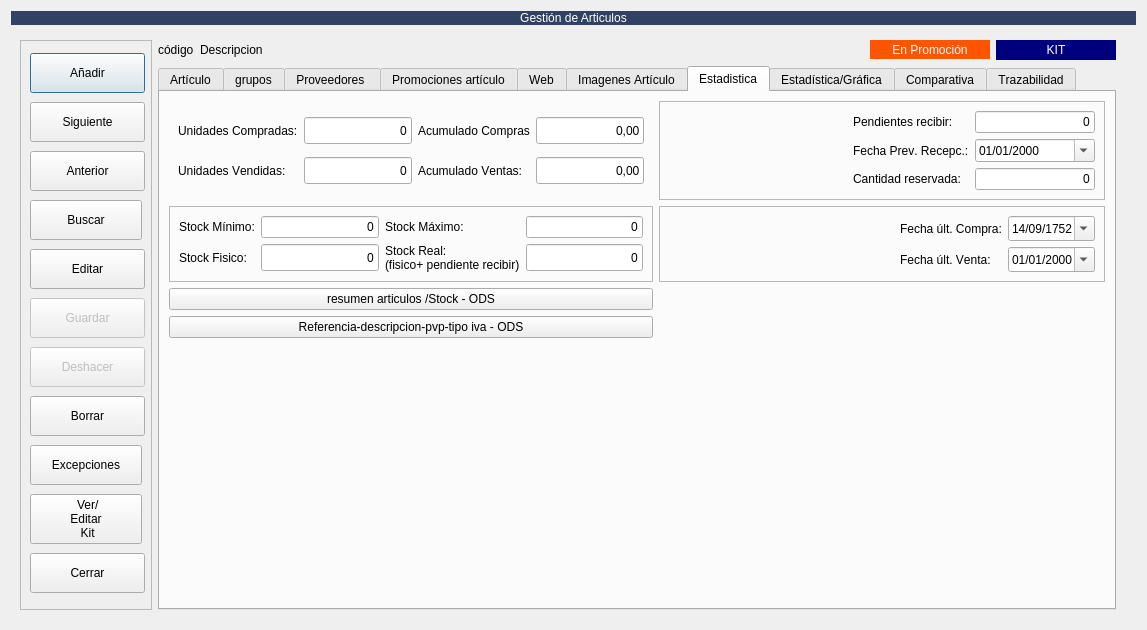
The window that RedFoX/Almacen/frmarticulos.ui (arcnexus/RedFoX) describes before a commit, drawn with Qt 5.
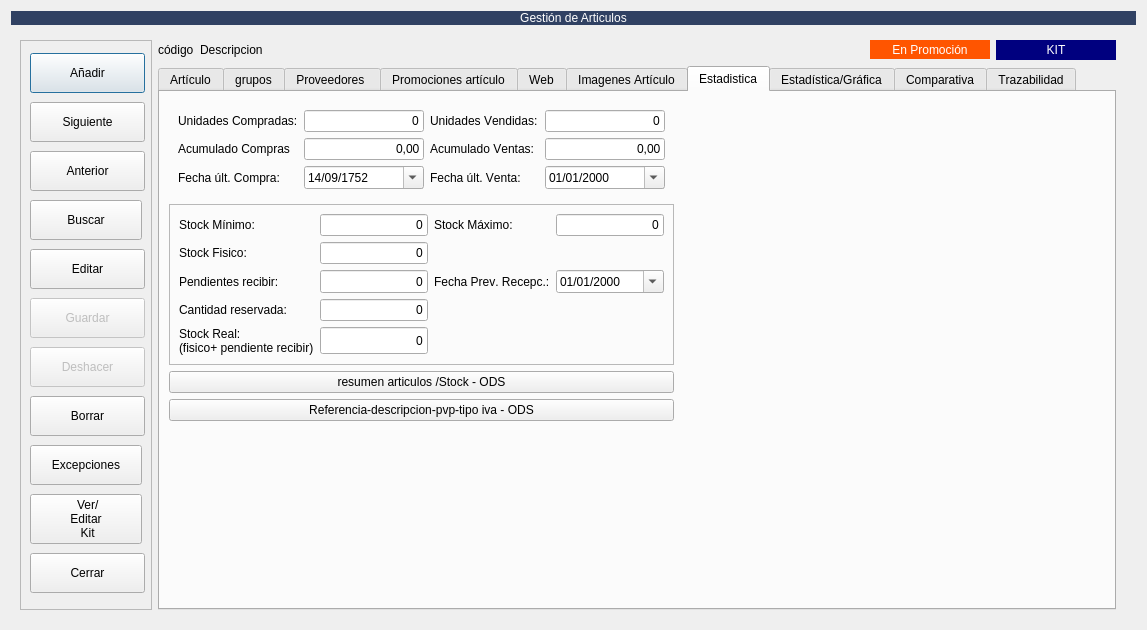
The same window after the commit. The open tabs and pages were chosen to show the change. Icons and pictures are not drawn. Custom widgets are drawn as their Qt base class.

Diff of the .ui file:
```diff
--- a/RedFoX/Almacen/frmarticulos.ui
+++ b/RedFoX/Almacen/frmarticulos.ui
@@ -2907,96 +2907,6 @@
            <string>Estadistica</string>
           </attribute>
           <layout class="QGridLayout" name="gridLayout_37">
-           <item row="1" column="1">
-            <widget class="QFrame" name="frame_25">
-             <property name="frameShape">
-              <enum>QFrame::StyledPanel</enum>
-             </property>
-             <property name="frameShadow">
-              <enum>QFrame::Raised</enum>
-             </property>
-             <layout class="QGridLayout" name="gridLayout_36">
-              <item row="1" column="2">
-               <widget class="QDateEdit" name="txtfechaUltimaVenta">
-                <property name="enabled">
-                 <bool>true</bool>
-                </property>
-                <property name="maximumSize">
-                 <size>
-                  <width>120</width>
-                  <height>27</height>
-                 </size>
-                </property>
-                <property name="displayFormat">
-                 <string>dd/MM/yyyy</string>
-                </property>
-                <property name="calendarPopup">
-                 <bool>true</bool>
-                </property>
-               </widget>
-              </item>
-              <item row="0" column="2">
-               <widget class="QDateEdit" name="txtfecha_fecha_ultima_compra">
-                <property name="enabled">
-                 <bool>true</bool>
-                </property>
-                <property name="sizePolicy">
-                 <sizepolicy hsizetype="Minimum" vsizetype="Preferred">
-                  <horstretch>0</horstretch>
-                  <verstretch>0</verstretch>
-                 </sizepolicy>
-                </property>
-                <property name="maximumSize">
-                 <size>
-                  <width>120</width>
-                  <height>27</height>
-                 </size>
-                </property>
-                <property name="displayFormat">
-                 <string>dd/MM/yyyy</string>
-                </property>
-                <property name="calendarPopup">
-                 <bool>true</bool>
-                </property>
-                <property name="date">
-                 <date>
-                  <year>1752</year>
-                  <month>9</month>
-                  <day>14</day>
-                 </date>
-                </property>
-               </widget>
-              </item>
-              <item row="1" column="1">
-               <widget class="QLabel" name="label_34">
-                <property name="text">
-                 <string>Fecha últ. Venta:</string>
-                </property>
-               </widget>
-              </item>
-              <item row="0" column="1">
-               <widget class="QLabel" name="label_33">
-                <property name="text">
-                 <string>Fecha últ. Compra:</string>
-                </property>
-               </widget>
-              </item>
-              <item row="0" column="0">
-               <spacer name="horizontalSpacer_4">
-                <property name="orientation">
-                 <enum>Qt::Horizontal</enum>
-                </property>
-                <property name="sizeHint" stdset="0">
-                 <size>
-                  <width>40</width>
-                  <height>20</height>
-                 </size>
-                </property>
-               </spacer>
-              </item>
-             </layout>
-            </widget>
-           </item>
            <item row="1" column="0">
             <widget class="QFrame" name="frame_6">
              <property name="frameShape">
@@ -3068,45 +2978,6 @@
                 </property>
                </widget>
               </item>
-              <item row="1" column="2" colspan="3">
-               <widget class="QLabel" name="label_32">
-                <property name="text">
-                 <string>Stock Real:
-(fisico+ pendiente recibir)</string>
-                </property>
-               </widget>
-              </item>
-              <item row="1" column="5">
-               <widget class="QLineEdit" name="txtstock_real_2">
-                <property name="enabled">
-                 <bool>true</bool>
-                </property>
-                <property name="sizePolicy">
-                 <sizepolicy hsizetype="Expanding" vsizetype="Preferred">
-                  <horstretch>0</horstretch>
-                  <verstretch>0</verstretch>
-                 </sizepolicy>
-                </property>
-                <property name="minimumSize">
-                 <size>
-                  <width>0</width>
-                  <height>27</height>
-                 </size>
-                </property>
-                <property name="maximumSize">
-                 <size>
-                  <width>120</width>
-                  <height>27</height>
-                 </size>
-                </property>
-                <property name="text">
-                 <string>0</string>
-                </property>
-                <property name="alignment">
-                 <set>Qt::AlignRight|Qt::AlignTrailing|Qt::AlignVCenter</set>
-                </property>
-               </widget>
-              </item>
               <item row="0" column="5">
                <widget class="QLineEdit" name="txtstock_maximo">
                 <property name="sizePolicy">
@@ -3129,33 +3000,14 @@
                 </property>
                </widget>
               </item>
-             </layout>
-            </widget>
-           </item>
-           <item row="0" column="1">
-            <widget class="QFrame" name="frame_24">
-             <property name="frameShape">
-              <enum>QFrame::StyledPanel</enum>
-             </property>
-             <property name="frameShadow">
-              <enum>QFrame::Raised</enum>
-             </property>
-             <layout class="QGridLayout" name="gridLayout_35">
-              <item row="1" column="1">
-               <widget class="QLabel" name="lblFechaPrevistaRecepcion">
-                <property name="text">
-                 <string>Fecha Prev. Recepc.:</string>
-                </property>
-               </widget>
-              </item>
-              <item row="0" column="1">
+              <item row="2" column="0">
                <widget class="QLabel" name="label_44">
                 <property name="text">
                  <string>Pendientes recibir:</string>
                 </property>
                </widget>
               </item>
-              <item row="0" column="4">
+              <item row="2" column="1">
                <widget class="QLineEdit" name="txtcantidad_pendiente_recibir">
                 <property name="enabled">
                  <bool>true</bool>
@@ -3180,14 +3032,53 @@
                 </property>
                </widget>
               </item>
-              <item row="2" column="1">
+              <item row="4" column="1">
+               <widget class="QLineEdit" name="txtstock_real_2">
+                <property name="enabled">
+                 <bool>true</bool>
+                </property>
+                <property name="sizePolicy">
+                 <sizepolicy hsizetype="Expanding" vsizetype="Preferred">
+                  <horstretch>0</horstretch>
+                  <verstretch>0</verstretch>
+                 </sizepolicy>
+                </property>
+                <property name="minimumSize">
+                 <size>
+                  <width>0</width>
+                  <height>27</height>
+                 </size>
+                </property>
+                <property name="maximumSize">
+                 <size>
+                  <width>120</width>
+                  <height>27</height>
+                 </size>
+                </property>
+                <property name="text">
+                 <string>0</string>
+                </property>
+                <property name="alignment">
+                 <set>Qt::AlignRight|Qt::AlignTrailing|Qt::AlignVCenter</set>
+                </property>
+               </widget>
+              </item>
+              <item row="4" column="0">
+               <widget class="QLabel" name="label_32">
+                <property name="text">
+                 <string>Stock Real:
+(fisico+ pendiente recibir)</string>
+                </property>
+               </widget>
+              </item>
+              <item row="3" column="0">
                <widget class="QLabel" name="label_45">
                 <property name="text">
                  <string>Cantidad reservada:</string>
                 </property>
                </widget>
               </item>
-              <item row="2" column="4">
+              <item row="3" column="1">
                <widget class="QLineEdit" name="txtunidades_reservadas">
                 <property name="enabled">
                  <bool>true</bool>
@@ -3212,7 +3103,14 @@
                 </property>
                </widget>
               </item>
-              <item row="1" column="4">
+              <item row="2" column="2">
+               <widget class="QLabel" name="lblFechaPrevistaRecepcion">
+                <property name="text">
+                 <string>Fecha Prev. Recepc.:</string>
+                </property>
+               </widget>
+              </item>
+              <item row="2" column="5">
                <widget class="QDateEdit" name="txtfecha_prevista_recepcion">
                 <property name="enabled">
                  <bool>true</bool>
@@ -3247,19 +3145,6 @@
                 </property>
                </widget>
               </item>
-              <item row="0" column="0">
-               <spacer name="horizontalSpacer_3">
-                <property name="orientation">
-                 <enum>Qt::Horizontal</enum>
-                </property>
-                <property name="sizeHint" stdset="0">
-                 <size>
-                  <width>40</width>
-                  <height>20</height>
-                 </size>
-                </property>
-               </spacer>
-              </item>
              </layout>
             </widget>
            </item>
@@ -3311,14 +3196,14 @@
                 </property>
                </widget>
               </item>
-              <item row="0" column="2">
+              <item row="1" column="0">
                <widget class="QLabel" name="label_42">
                 <property name="text">
                  <string>Acumulado Compras</string>
                 </property>
                </widget>
               </item>
-              <item row="0" column="3">
+              <item row="1" column="1">
                <widget class="QLineEdit" name="txtimporte_acumulado_compras">
                 <property name="enabled">
                  <bool>true</bool>
@@ -3343,14 +3228,14 @@
                 </property>
                </widget>
               </item>
-              <item row="1" column="0">
+              <item row="0" column="2">
                <widget class="QLabel" name="label_29">
                 <property name="text">
                  <string>Unidades Vendidas:</string>
                 </property>
                </widget>
               </item>
-              <item row="1" column="1">
+              <item row="0" column="3">
                <widget class="QLineEdit" name="txtunidades_vendidas">
                 <property name="enabled">
                  <bool>true</bool>
@@ -3407,6 +3292,71 @@
                 </property>
                </widget>
               </item>
+              <item row="2" column="0">
+               <widget class="QLabel" name="label_33">
+                <property name="text">
+                 <string>Fecha últ. Compra:</string>
+                </property>
+               </widget>
+              </item>
+              <item row="2" column="1">
+               <widget class="QDateEdit" name="txtfecha_fecha_ultima_compra">
+                <property name="enabled">
+                 <bool>true</bool>
+                </property>
+                <property name="sizePolicy">
+                 <sizepolicy hsizetype="Minimum" vsizetype="Preferred">
+                  <horstretch>0</horstretch>
+                  <verstretch>0</verstretch>
+                 </sizepolicy>
+                </property>
+                <property name="maximumSize">
+                 <size>
+                  <width>120</width>
+                  <height>27</height>
+                 </size>
+                </property>
+                <property name="displayFormat">
+                 <string>dd/MM/yyyy</string>
+                </property>
+                <property name="calendarPopup">
+                 <bool>true</bool>
+                </property>
+                <property name="date">
+                 <date>
+                  <year>1752</year>
+                  <month>9</month>
+                  <day>14</day>
+                 </date>
+                </property>
+               </widget>
+              </item>
+              <item row="2" column="2">
+               <widget class="QLabel" name="label_34">
+                <property name="text">
+                 <string>Fecha últ. Venta:</string>
+                </property>
+               </widget>
+              </item>
+              <item row="2" column="3">
+               <widget class="QDateEdit" name="txtfechaUltimaVenta">
+                <property name="enabled">
+                 <bool>true</bool>
+                </property>
+                <property name="maximumSize">
+                 <size>
+                  <width>120</width>
+                  <height>27</height>
+                 </size>
+                </property>
+                <property name="displayFormat">
+                 <string>dd/MM/yyyy</string>
+                </property>
+                <property name="calendarPopup">
+                 <bool>true</bool>
+                </property>
+               </widget>
+              </item>
              </layout>
             </widget>
            </item>
@@ -3424,6 +3374,19 @@
              </property>
             </widget>
            </item>
+           <item row="1" column="1">
+            <spacer name="horizontalSpacer_3">
+             <property name="orientation">
+              <enum>Qt::Horizontal</enum>
+             </property>
+             <property name="sizeHint" stdset="0">
+              <size>
+               <width>40</width>
+               <height>20</height>
+              </size>
+             </property>
+            </spacer>
+           </item>
           </layout>
          </widget>
          <widget class="QWidget" name="tab_grafica">
```
Left out of the diff: 383 changed lines with no effect on the pictures.
